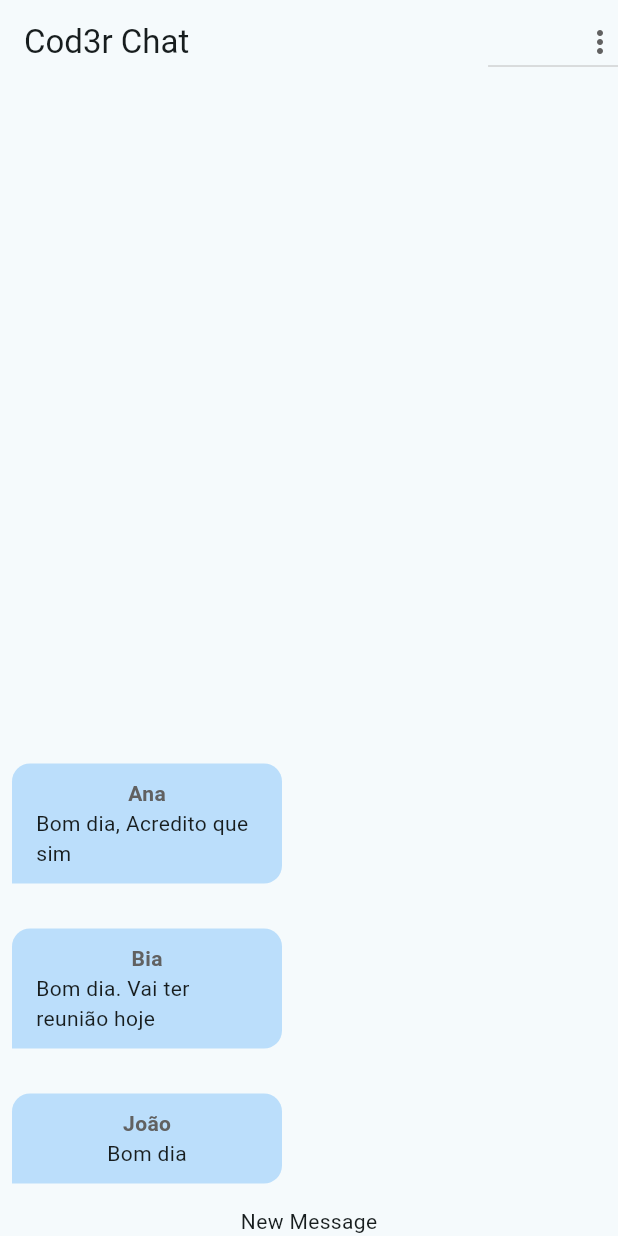
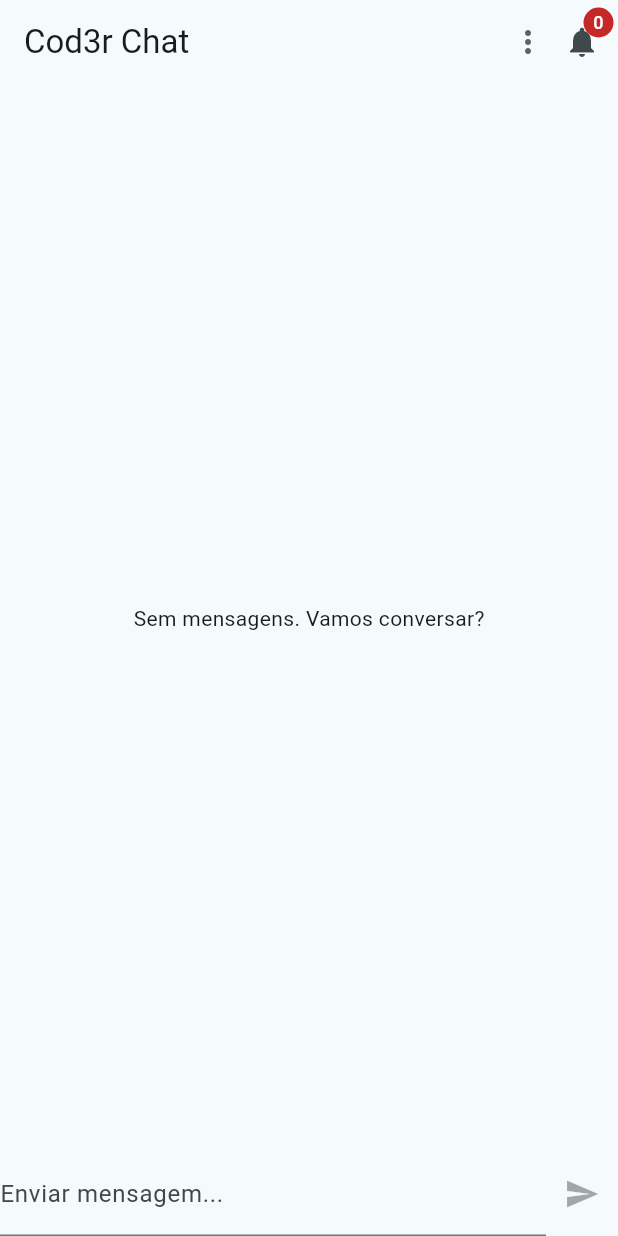
Before and after one commit to alissonpintor/chat, a Flutter app: the screen it shows after launch, on a phone screen of 412 x 824 dp. Run offline on Flutter 3.47's test engine with Material 3 defaults, Android fonts, the phone set to English and light mode, and no system bars; our stand-ins replace image_picker; accounts and stored records are empty.

Commit message:
Finalizado a implementação do Chat Notification

```diff
--- a/lib/components/messages.dart
+++ b/lib/components/messages.dart
@@ -20,7 +20,7 @@ class Messages extends StatelessWidget {
           );
         } else if (!snapshot.hasData || snapshot.data!.isEmpty) {
           return Center(
-            child: Text('Sem dados. Vamos conversar?'),
+            child: Text('Sem mensagens. Vamos conversar?'),
           );
         } else {
           final msgs = snapshot.data!;
@@ -29,10 +29,12 @@ class Messages extends StatelessWidget {
             reverse: true,
             itemCount: msgs.length,
             itemBuilder: (context, index) {
+              print(
+                  'Usuario ${currentUser?.name} / ${currentUser?.id} / ${msgs[index].id}');
               return MessageBubble(
                 key: ValueKey(msgs[index].id),
                 message: msgs[index],
-                belongsToCurrentUser: currentUser?.id == msgs[index].id,
+                belongsToCurrentUser: currentUser?.id == msgs[index].userId,
               );
             },
           );
--- a/lib/components/new_message.dart
+++ b/lib/components/new_message.dart
@@ -1,12 +1,52 @@
+import 'package:chat/core/services/auth/auth_service.dart';
+import 'package:chat/core/services/chat/chat_service.dart';
 import 'package:flutter/material.dart';
 
-class NewMessage extends StatelessWidget {
+class NewMessage extends StatefulWidget {
   const NewMessage({super.key});
 
   @override
+  State<NewMessage> createState() => _NewMessageState();
+}
+
+class _NewMessageState extends State<NewMessage> {
+  String _message = '';
+  final _messageController = TextEditingController();
+
+  Future<void> _sendMessage() async {
+    final user = AuthService().currentUser;
+
+    if (user != null) {
+      await ChatService().save(_message, user);
+      _messageController.clear();
+    }
+  }
+
+  @override
   Widget build(BuildContext context) {
-    return Center(
-      child: Text('New Message'),
+    return Row(
+      children: [
+        Expanded(
+          child: TextField(
+            controller: _messageController,
+            onChanged: (msg) => setState(() {
+              _message = msg;
+            }),
+            onSubmitted: (_) {
+              if (_message.trim().isNotEmpty) {
+                _sendMessage();
+              }
+            },
+            decoration: InputDecoration(
+              labelText: 'Enviar mensagem...',
+            ),
+          ),
+        ),
+        IconButton(
+          onPressed: _message.isEmpty ? null : _sendMessage,
+          icon: Icon(Icons.send),
+        )
+      ],
     );
   }
 }
--- a/lib/components/user_image_picker.dart
+++ b/lib/components/user_image_picker.dart
@@ -21,7 +21,7 @@ class _UserImagePickerState extends State<UserImagePicker> {
   Future<void> _pickImage() async {
     final picker = ImagePicker();
     final pickedImage = await picker.pickImage(
-      source: ImageSource.camera, // Tem tambem o gallery
+      source: ImageSource.gallery, // Tem tambem o gallery
       imageQuality: 50,
       maxWidth: 150,
     );
--- /dev/null
+++ b/lib/core/models/chat_notifications.dart
@@ -0,0 +1,9 @@
+class ChatNotifications {
+  final String title;
+  final String body;
+
+  const ChatNotifications({
+    required this.title,
+    required this.body,
+  });
+}
--- a/lib/core/services/auth/auth_mock_service.dart
+++ b/lib/core/services/auth/auth_mock_service.dart
@@ -7,7 +7,7 @@ import 'package:chat/core/services/auth/auth_service.dart';
 
 class AuthMockService implements AuthService {
   static const _defaultUser = ChatUser(
-    id: '123',
+    id: '1',
     name: 'João',
     email: 'joao@email.com',
     imageUrl: 'assets/images/avatar.png',
@@ -52,8 +52,6 @@ class AuthMockService implements AuthService {
       imageUrl: image?.path ?? 'assets/images/avatar.png',
     );
 
-    print(newUser.email);
-
     _users.putIfAbsent(email, () => newUser);
     _updateUser(newUser);
   }
--- a/lib/core/services/chat/chat_mock_service.dart
+++ b/lib/core/services/chat/chat_mock_service.dart
@@ -7,30 +7,30 @@ import 'package:chat/core/services/chat/chat_service.dart';
 
 class ChatMockService implements ChatService {
   static final List<ChatMessage> _msgs = [
-    ChatMessage(
-      id: '1',
-      text: 'Bom dia',
-      createdAt: DateTime.now(),
-      userId: '123',
-      userName: 'João',
-      userImageUrl: 'assets/images/avtar.png',
-    ),
-    ChatMessage(
-      id: '2',
-      text: 'Bom dia. Vai ter reunião hoje',
-      createdAt: DateTime.now(),
-      userId: '456',
-      userName: 'Bia',
-      userImageUrl: 'assets/images/avtar.png',
-    ),
-    ChatMessage(
-      id: '3',
-      text: 'Bom dia, Acredito que sim',
-      createdAt: DateTime.now(),
-      userId: '789',
-      userName: 'Ana',
-      userImageUrl: 'assets/images/avtar.png',
-    ),
+    // ChatMessage(
+    //   id: '1',
+    //   text: 'Bom dia',
+    //   createdAt: DateTime.now(),
+    //   userId: '123',
+    //   userName: 'João',
+    //   userImageUrl: 'assets/images/avatar.png',
+    // ),
+    // ChatMessage(
+    //   id: '2',
+    //   text: 'Bom dia. Vai ter reunião hoje',
+    //   createdAt: DateTime.now(),
+    //   userId: '456',
+    //   userName: 'Bia',
+    //   userImageUrl: 'assets/images/avatar.png',
+    // ),
+    // ChatMessage(
+    //   id: '3',
+    //   text: 'Bom dia, Acredito que sim',
+    //   createdAt: DateTime.now(),
+    //   userId: '789',
+    //   userName: 'Ana',
+    //   userImageUrl: 'assets/images/avatar.png',
+    // ),
   ];
   static MultiStreamController<List<ChatMessage>>? _controller;
   static final _msgsStream = Stream<List<ChatMessage>>.multi((controller) {
@@ -54,7 +54,7 @@ class ChatMockService implements ChatService {
       userImageUrl: user.imageUrl,
     );
     _msgs.add(newMessage);
-    _controller?.add(_msgs);
+    _controller?.add(_msgs.reversed.toList());
     return newMessage;
   }
 }
--- /dev/null
+++ b/lib/core/services/notification/chat_notification_service.dart
@@ -0,0 +1,24 @@
+import 'package:chat/core/models/chat_notifications.dart';
+import 'package:flutter/material.dart';
+
+class ChatNotificationService with ChangeNotifier {
+  List<ChatNotifications> _items = [];
+
+  List<ChatNotifications> get items {
+    return [..._items];
+  }
+
+  int get itemsCount {
+    return _items.length;
+  }
+
+  void add(ChatNotifications notification) {
+    _items.add(notification);
+    notifyListeners();
+  }
+
+  void remove(int index) {
+    _items.removeAt(index);
+    notifyListeners();
+  }
+}
--- a/lib/main.dart
+++ b/lib/main.dart
@@ -1,5 +1,7 @@
+import 'package:chat/core/services/notification/chat_notification_service.dart';
 import 'package:chat/pages/auth_or_app_page.dart';
 import 'package:flutter/material.dart';
+import 'package:provider/provider.dart';
 
 void main() {
   runApp(const MyApp());
@@ -11,7 +13,13 @@ class MyApp extends StatelessWidget {
   // This widget is the root of your application.
   @override
   Widget build(BuildContext context) {
-    return MaterialApp(
+    return MultiProvider(
+      providers: [
+        ChangeNotifierProvider(
+          create: (_) => ChatNotificationService(),
+        ),
+      ],
+      child: MaterialApp(
         title: 'Flutter Demo',
         debugShowCheckedModeBanner: false,
         theme: ThemeData(
@@ -19,6 +27,7 @@ class MyApp extends StatelessWidget {
           useMaterial3: true,
         ),
         home: const AuthOrAppPage(),
+      ),
     );
   }
 }
--- a/lib/pages/chat_page.dart
+++ b/lib/pages/chat_page.dart
@@ -1,7 +1,13 @@
+import 'dart:math';
+
 import 'package:chat/components/messages.dart';
 import 'package:chat/components/new_message.dart';
+import 'package:chat/core/models/chat_notifications.dart';
 import 'package:chat/core/services/auth/auth_service.dart';
+import 'package:chat/core/services/notification/chat_notification_service.dart';
+import 'package:chat/pages/notifcation_page.dart';
 import 'package:flutter/material.dart';
+import 'package:provider/provider.dart';
 
 class ChatPage extends StatelessWidget {
   const ChatPage({super.key});
@@ -12,7 +18,8 @@ class ChatPage extends StatelessWidget {
       appBar: AppBar(
         title: Text('Cod3r Chat'),
         actions: [
-          DropdownButton(
+          DropdownButtonHideUnderline(
+            child: DropdownButton(
               icon: Icon(Icons.more_vert),
               items: [
                 DropdownMenuItem(
@@ -33,6 +40,36 @@ class ChatPage extends StatelessWidget {
                   AuthService().logout();
                 }
               },
+            ),
+          ),
+          Stack(
+            children: [
+              IconButton(
+                icon: Icon(Icons.notifications),
+                onPressed: () {
+                  Navigator.of(context).push(
+                    MaterialPageRoute(
+                      builder: (ctx) {
+                        return NotifcationPage();
+                      },
+                    ),
+                  );
+                },
+              ),
+              Positioned(
+                top: 1,
+                right: 3,
+                child: CircleAvatar(
+                  maxRadius: 10,
+                  backgroundColor: Colors.red.shade800,
+                  child: Text(
+                    '${Provider.of<ChatNotificationService>(context).itemsCount}',
+                    textAlign: TextAlign.center,
+                    style: TextStyle(fontSize: 12, color: Colors.white),
+                  ),
+                ),
+              )
+            ],
           )
         ],
       ),
--- a/pubspec.yaml
+++ b/pubspec.yaml
@@ -36,6 +36,7 @@ dependencies:
   # The following adds the Cupertino Icons font to your application.
   # Use with the CupertinoIcons class for iOS style icons.
   cupertino_icons: ^1.0.6
+  provider: ^6.1.2
 
 dev_dependencies:
   flutter_test:
```
Also changed, not shown: lib/components/message_bubble.dart (+41 -2 lines), lib/pages/notifcation_page.dart (added, +27 -0 lines), pubspec.lock. Lines whose indentation alone changed are shown as unchanged.
